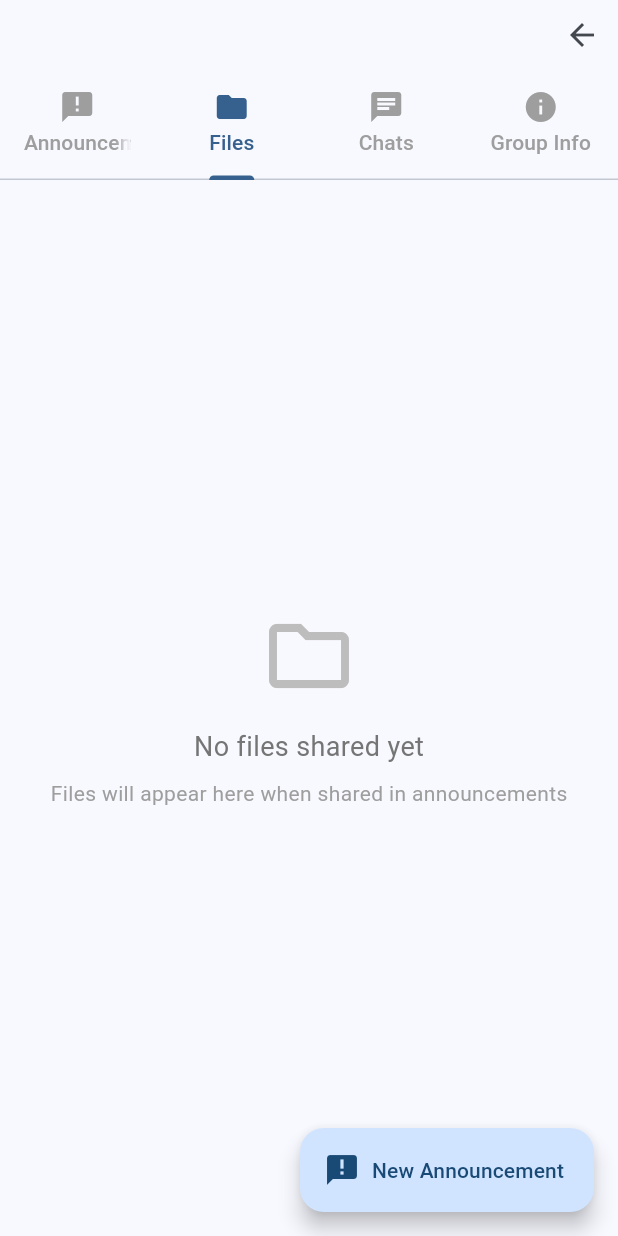
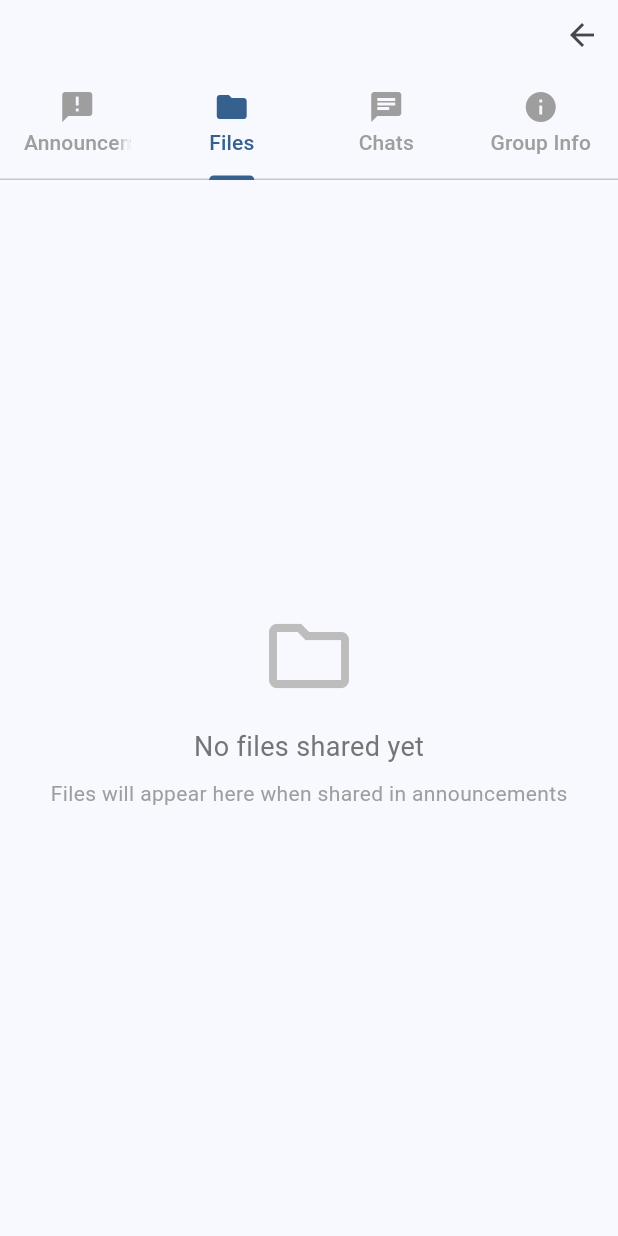
Before and after one commit to anasdevv/smd-assignment, a Flutter app: the GroupDetailsPage screen opened directly with empty values, tab 2 chosen, on a phone screen of 412 x 824 dp. Run offline on Flutter 3.47's test engine with Material 3 defaults, Android fonts, the light colour scheme and no system bars; our stand-ins replace cached_network_image, cloud_firestore, equatable, file_picker, firebase_auth, firebase_core and 5 more; accounts and stored records are empty.

Commit message:
Fixes: Minor changes

```diff
--- a/lib/core/router/app_router.dart
+++ b/lib/core/router/app_router.dart
@@ -9,9 +9,7 @@ import 'package:smd_project/features/authentication/presentation/pages/user_sett
 import 'package:smd_project/features/groups/presentation/pages/join_group_by_code_page.dart';
 import 'package:smd_project/features/home/presentation/pages/home_page.dart';
 import 'package:smd_project/features/groups/presentation/pages/create_groups_page.dart';
-import 'package:smd_project/features/groups/presentation/pages/group_info_page.dart';
 import 'package:smd_project/features/groups/presentation/pages/group_details_page.dart';
-import 'package:smd_project/features/groups/domain/entities/group_entity.dart';
 import 'package:smd_project/features/groups/data/models/group_model.dart';
 
 final router = GoRouter(
--- a/lib/core/services/storage_service.dart
+++ b/lib/core/services/storage_service.dart
@@ -1,4 +1,3 @@
-import 'dart:io';
 import 'package:file_picker/file_picker.dart';
 import 'package:mime/mime.dart';
 import 'package:path/path.dart' as path;
--- a/lib/features/authentication/presentation/bloc/auth_bloc.dart
+++ b/lib/features/authentication/presentation/bloc/auth_bloc.dart
@@ -1,4 +1,3 @@
-import 'package:flutter_bloc/flutter_bloc.dart';
 import 'package:hydrated_bloc/hydrated_bloc.dart';
 import 'package:smd_project/features/authentication/domain/repositories/auth_repository.dart';
 import 'package:smd_project/features/authentication/presentation/bloc/auth_event.dart';
--- a/lib/features/authentication/presentation/bloc/auth_event.dart
+++ b/lib/features/authentication/presentation/bloc/auth_event.dart
@@ -1,4 +1,3 @@
-import 'dart:io';
 import 'package:equatable/equatable.dart';
 import 'package:file_picker/file_picker.dart';
 
--- a/lib/features/authentication/presentation/pages/user_settings_page.dart
+++ b/lib/features/authentication/presentation/pages/user_settings_page.dart
@@ -1,8 +1,6 @@
-import 'dart:io';
 import 'package:flutter/material.dart';
 import 'package:flutter_bloc/flutter_bloc.dart';
 import 'package:file_picker/file_picker.dart';
-import 'package:smd_project/features/authentication/data/models/user_model.dart';
 import 'package:smd_project/features/authentication/presentation/bloc/auth_bloc.dart';
 import 'package:smd_project/features/authentication/presentation/bloc/auth_state.dart';
 import 'package:smd_project/features/authentication/presentation/bloc/auth_event.dart';
--- a/lib/features/groups/data/models/announcement_model.dart
+++ b/lib/features/groups/data/models/announcement_model.dart
@@ -53,6 +53,6 @@ class AnnouncementModel extends AnnouncementEntity {
         createdBy: createdBy,
         createdAt: createdAt,
         attachments: attachments ?? this.attachments,
-        createdById: createdById ?? this.createdById);
+        createdById: createdById);
   }
 }
--- a/lib/features/groups/presentation/bloc/groups_bloc.dart
+++ b/lib/features/groups/presentation/bloc/groups_bloc.dart
@@ -4,7 +4,6 @@ import 'package:smd_project/features/groups/domain/usecases/join_group.dart';
 import 'package:smd_project/features/groups/presentation/bloc/groups_event.dart';
 import 'package:smd_project/features/groups/presentation/bloc/groups_state.dart';
 import 'package:smd_project/features/groups/data/models/group_model.dart';
-import 'package:smd_project/features/groups/domain/entities/group_entity.dart';
 
 class GroupBloc extends Bloc<GroupEvent, GroupState> {
   final GroupRepository groupRepository;
--- a/lib/features/groups/presentation/pages/create_groups_page.dart
+++ b/lib/features/groups/presentation/pages/create_groups_page.dart
@@ -5,11 +5,9 @@ import 'package:smd_project/features/groups/presentation/bloc/groups_bloc.dart';
 import 'package:smd_project/features/groups/presentation/bloc/groups_event.dart';
 import 'package:smd_project/features/groups/presentation/bloc/groups_state.dart';
 import 'package:smd_project/features/authentication/presentation/bloc/auth_bloc.dart';
-import 'package:smd_project/features/authentication/presentation/bloc/auth_event.dart';
 import 'package:smd_project/features/authentication/presentation/bloc/auth_state.dart';
 import 'package:go_router/go_router.dart';
 import 'package:uuid/uuid.dart';
-import 'dart:math';
 
 // import 'package:firebase_auth/firebase_auth.dart'; // Uncomment if using Firebase
 
--- a/lib/features/groups/presentation/pages/group_details_page.dart
+++ b/lib/features/groups/presentation/pages/group_details_page.dart
@@ -15,7 +15,6 @@ import 'package:supabase_flutter/supabase_flutter.dart';
 import 'package:uuid/uuid.dart';
 import 'package:cached_network_image/cached_network_image.dart';
 import 'package:url_launcher/url_launcher.dart';
-import 'package:flutter/rendering.dart';
 import 'package:flutter/services.dart';
 
 class GroupDetailsPage extends StatefulWidget {
@@ -44,6 +43,9 @@ class _GroupDetailsPageState extends State<GroupDetailsPage>
   void initState() {
     super.initState();
     _tabController = TabController(length: 4, vsync: this);
+    _tabController.addListener(() {
+      setState(() {}); // Rebuilds FAB when tab index changes
+    });
     _storageService = StorageService(
       supabase: Supabase.instance.client,
     );
@@ -115,7 +117,10 @@ class _GroupDetailsPageState extends State<GroupDetailsPage>
                 icon: Icon(Icons.chat),
                 text: 'Chats',
               ),
-              Tab(icon: Icon(Icons.info), text: 'Group Info')
+              Tab(
+                icon: Icon(Icons.info),
+                text: 'Group Info',
+              )
             ],
           ),
         ),
@@ -129,24 +134,26 @@ class _GroupDetailsPageState extends State<GroupDetailsPage>
           _buildGroupInfo(widget.group, context),
         ],
       ),
-      floatingActionButton: FloatingActionButton.extended(
+      floatingActionButton: (_tabController.index == 0)
+          // ||       _tabController.index == 1)
+          ? FloatingActionButton.extended(
               onPressed: () {
                 if (_tabController.index == 0) {
                   _showCreateAnnouncementDialog();
-          } else if (_tabController == 1) {
-            _showUploadFileDialog();
-          } else if (_tabController == 2) {
-            _buildChatTab(widget.group.id);
-          } else {
-            _buildGroupInfo(widget.group, context);
+                } else if (_tabController.index == 1) {
+                  // _showUploadFileDialog();
                 }
               },
               icon: Icon(
-          _tabController.index == 0 ? Icons.announcement : Icons.upload_file,
+                _tabController.index == 0
+                    ? Icons.announcement
+                    : Icons.upload_file,
               ),
-        label: Text(
-            _tabController.index == 0 ? 'New Announcement' : 'Upload File'),
-      ),
+              label: Text(_tabController.index == 0
+                  ? 'New Announcement'
+                  : 'Upload File'),
+            )
+          : null,
     );
   }
 
@@ -904,9 +911,7 @@ class _GroupDetailsPageState extends State<GroupDetailsPage>
             icon: const Icon(Icons.download, size: 16),
             onPressed: () async {
               final fileUrl = await _storageService.getFileUrl(url);
-              if (fileUrl != null) {
               await launchUrl(Uri.parse(fileUrl));
-              }
             },
             padding: EdgeInsets.zero,
             constraints: const BoxConstraints(),
@@ -923,7 +928,7 @@ Widget _buildChatTab(groupId) {
   );
 }
 
-Widget _buildGroupInfo(group, context) {
+Widget _buildGroupInfo(GroupEntity group, context) {
   return Column(
       crossAxisAlignment: CrossAxisAlignment.center,
       mainAxisAlignment: MainAxisAlignment.center,
@@ -938,6 +943,14 @@ Widget _buildGroupInfo(group, context) {
             fontSize: 14,
             color: Theme.of(context).colorScheme.secondary,
           ),
+        ),
+        Text(
+          group.description,
+          style: TextStyle(
+            fontSize: 14,
+            color: Theme.of(context).colorScheme.secondary,
+          ),
+          textAlign: TextAlign.center,
         ),
         Text(
           'Group ID: ${group.id}',
--- a/lib/features/messages/presentation/pages/chat_page.dart
+++ b/lib/features/messages/presentation/pages/chat_page.dart
@@ -62,7 +62,7 @@ class _ChatPageState extends State<ChatPage> {
     return Scaffold(
       appBar: AppBar(title: const Text("Chat")),
       body: Padding(
-        padding: const EdgeInsets.all(96.0),
+        padding: const EdgeInsets.all(16),
         child: Column(
           children: [
             Expanded(
```
Also changed, not shown: lib/features/groups/presentation/pages/join_group_page.dart (+2 -7 lines). Lines whose indentation alone changed are shown as unchanged.
